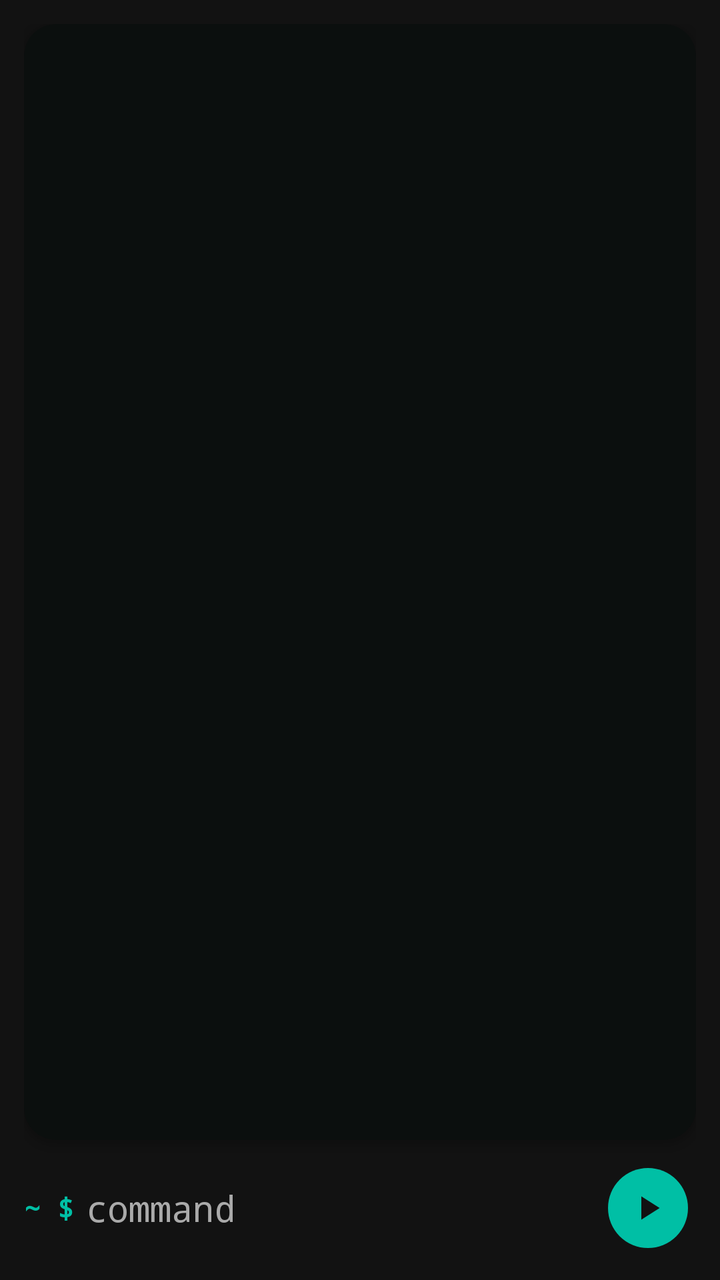
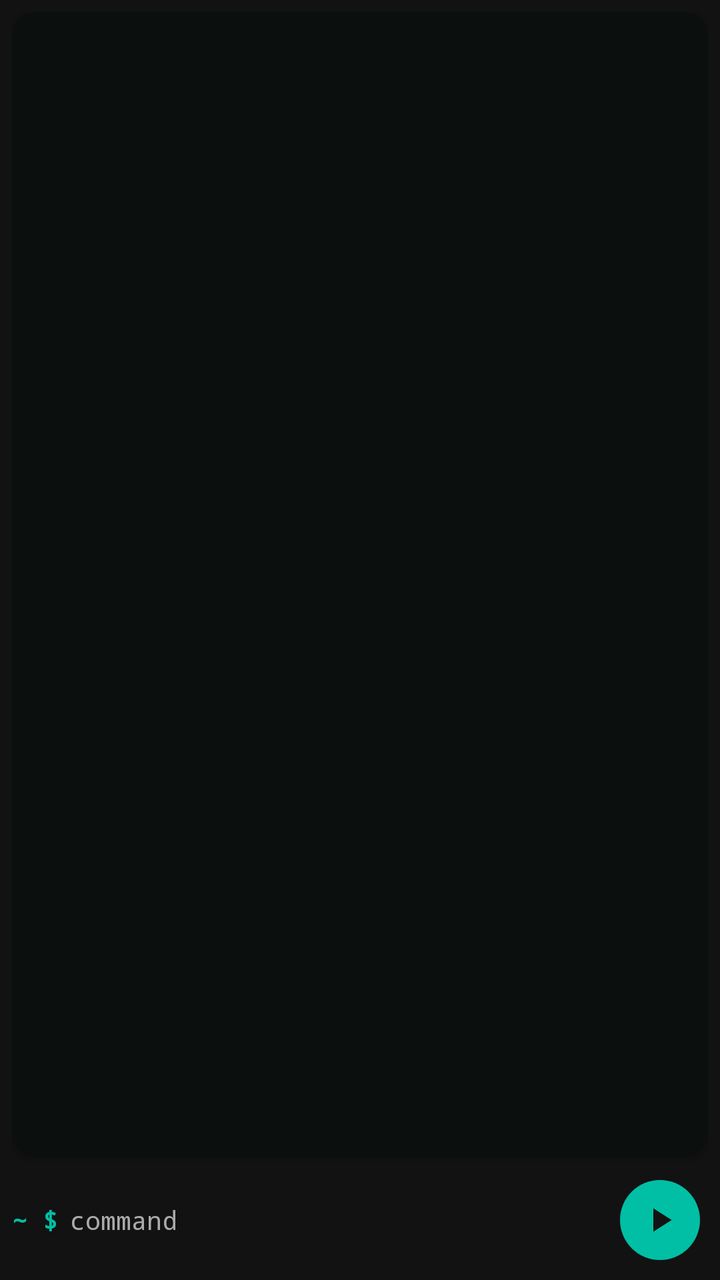

Screens rendered from an Android XML layout before and after an edit, with the pre-edit source and the edit as a unified diff.
<!-- AndroidManifest.xml: application theme Theme.LangRunner -->
<!-- res/layout/fragment_terminal.xml -->
<?xml version="1.0" encoding="utf-8"?>
<LinearLayout xmlns:android="http://schemas.android.com/apk/res/android"
    xmlns:app="http://schemas.android.com/apk/res-auto"
    android:layout_width="match_parent"
    android:layout_height="match_parent"
    android:orientation="vertical"
    android:background="@color/background_dark"
    android:padding="12dp">

    <com.google.android.material.card.MaterialCardView
        android:id="@+id/terminalCard"
        android:layout_width="match_parent"
        android:layout_height="0dp"
        android:layout_weight="1"
        app:cardBackgroundColor="@color/terminal_bg"
        app:cardCornerRadius="16dp"
        app:cardElevation="2dp"
        app:strokeWidth="0dp">

        <ScrollView
            android:id="@+id/terminalScroll"
            android:layout_width="match_parent"
            android:layout_height="match_parent"
            android:padding="12dp">

            <TextView
                android:id="@+id/terminalOutput"
                android:layout_width="match_parent"
                android:layout_height="wrap_content"
                android:textColor="@color/terminal_fg"
                android:textSize="13sp"
                android:fontFamily="monospace"
                android:textIsSelectable="true" />

        </ScrollView>

    </com.google.android.material.card.MaterialCardView>

    <LinearLayout
        android:layout_width="match_parent"
        android:layout_height="wrap_content"
        android:orientation="horizontal"
        android:gravity="center_vertical"
        android:paddingTop="10dp">

        <com.google.android.material.progressindicator.CircularProgressIndicator
            android:id="@+id/runningIndicator"
            android:layout_width="18dp"
            android:layout_height="18dp"
            android:layout_marginEnd="6dp"
            android:indeterminate="true"
            android:visibility="gone"
            app:indicatorColor="@color/accent_teal"
            app:trackThickness="2dp" />

        <TextView
            android:id="@+id/promptLabel"
            android:layout_width="wrap_content"
            android:layout_height="wrap_content"
            android:text="~ $"
            android:textColor="@color/accent_teal"
            android:fontFamily="monospace"
            android:textStyle="bold"
            android:paddingEnd="6dp" />

        <EditText
            android:id="@+id/terminalInput"
            android:layout_width="0dp"
            android:layout_height="wrap_content"
            android:layout_weight="1"
            android:background="@null"
            android:hint="command"
            android:textColorHint="@color/on_surface_variant"
            android:textColor="@color/on_surface"
            android:fontFamily="monospace"
            android:inputType="text"
            android:imeOptions="actionSend" />

        <com.google.android.material.button.MaterialButton
            android:id="@+id/stopButton"
            style="@style/Widget.Material3.Button.IconButton.Filled"
            android:layout_width="wrap_content"
            android:layout_height="wrap_content"
            android:layout_marginEnd="6dp"
            android:visibility="gone"
            app:icon="@drawable/ic_stop"
            app:iconGravity="textStart"
            app:iconPadding="0dp"
            app:backgroundTint="@color/danger" />

        <com.google.android.material.button.MaterialButton
            android:id="@+id/terminalSend"
            style="@style/Widget.Material3.Button.IconButton.Filled"
            android:layout_width="wrap_content"
            android:layout_height="wrap_content"
            app:icon="@drawable/ic_run"
            app:iconGravity="textStart"
            app:iconPadding="0dp" />

    </LinearLayout>

</LinearLayout>
<!-- resources referenced by this layout -->
<resources>
  <color name="accent_teal">#FF00BFA5</color>
  <color name="background_dark">#FF121212</color>
  <color name="danger">#FFCF6679</color>
  <color name="on_surface">#FFECECEC</color>
  <color name="on_surface_variant">#FFAAAAAA</color>
  <color name="terminal_bg">#FF0B0F0E</color>
  <color name="terminal_fg">#FF33FF33</color>
  <!-- drawable ic_run (drawable) -->
  <vector xmlns:android="http://schemas.android.com/apk/res/android"
      android:width="24dp" android:height="24dp"
      android:viewportWidth="24" android:viewportHeight="24">
      <path
          android:fillColor="#FFFFFF"
          android:pathData="M8,5v14l11,-7z" />
  </vector>
  <!-- drawable ic_stop (drawable) -->
  <vector xmlns:android="http://schemas.android.com/apk/res/android"
      android:width="24dp" android:height="24dp"
      android:viewportWidth="24" android:viewportHeight="24">
      <path
          android:fillColor="#FFFFFF"
          android:pathData="M6,6h12v12H6z" />
  </vector>
  <style name="Theme.LangRunner" parent="Theme.Material3.Dark.NoActionBar">
          <item name="colorPrimary">@color/accent_teal</item>
          <item name="colorPrimaryVariant">@color/accent_teal_dark</item>
          <item name="colorOnPrimary">@color/background_dark</item>
          <item name="colorSecondary">@color/accent_teal</item>
          <item name="colorSurface">@color/surface_dark</item>
          <item name="colorOnSurface">@color/on_surface</item>
          <item name="android:colorBackground">@color/background_dark</item>
          <item name="colorOnBackground">@color/on_surface</item>
      </style>
  <color name="accent_teal_dark">#FF00997F</color>
  <color name="surface_dark">#FF1E1E1E</color>
</resources>

<!-- the commit's change to res/layout/fragment_terminal.xml (unified diff, before → after) -->
@@ -5,7 +5,7 @@
     android:layout_height="match_parent"
     android:orientation="vertical"
     android:background="@color/background_dark"
-    android:padding="12dp">
+    android:padding="6dp">
 
     <com.google.android.material.card.MaterialCardView
         android:id="@+id/terminalCard"
@@ -13,7 +13,7 @@
         android:layout_height="0dp"
         android:layout_weight="1"
         app:cardBackgroundColor="@color/terminal_bg"
-        app:cardCornerRadius="16dp"
+        app:cardCornerRadius="12dp"
         app:cardElevation="2dp"
         app:strokeWidth="0dp">
 
@@ -21,14 +21,14 @@
             android:id="@+id/terminalScroll"
             android:layout_width="match_parent"
             android:layout_height="match_parent"
-            android:padding="12dp">
+            android:padding="6dp">
 
             <TextView
                 android:id="@+id/terminalOutput"
                 android:layout_width="match_parent"
                 android:layout_height="wrap_content"
                 android:textColor="@color/terminal_fg"
-                android:textSize="13sp"
+                android:textSize="11sp"
                 android:fontFamily="monospace"
                 android:textIsSelectable="true" />
 
@@ -41,7 +41,7 @@
         android:layout_height="wrap_content"
         android:orientation="horizontal"
         android:gravity="center_vertical"
-        android:paddingTop="10dp">
+        android:paddingTop="8dp">
 
         <com.google.android.material.progressindicator.CircularProgressIndicator
             android:id="@+id/runningIndicator"
@@ -60,6 +60,7 @@
             android:text="~ $"
             android:textColor="@color/accent_teal"
             android:fontFamily="monospace"
+            android:textSize="13sp"
             android:textStyle="bold"
             android:paddingEnd="6dp" />
 
@@ -73,6 +74,7 @@
             android:textColorHint="@color/on_surface_variant"
             android:textColor="@color/on_surface"
             android:fontFamily="monospace"
+            android:textSize="13sp"
             android:inputType="text"
             android:imeOptions="actionSend" />
 
